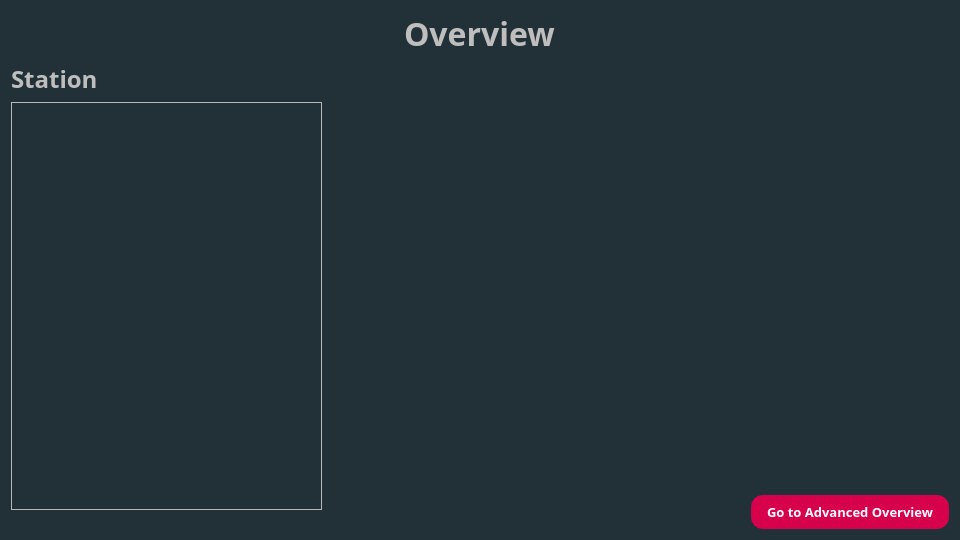
Qt form ciit/resources/ui/overview_window.ui (ionutsilviu3/CIIT) before a commit.
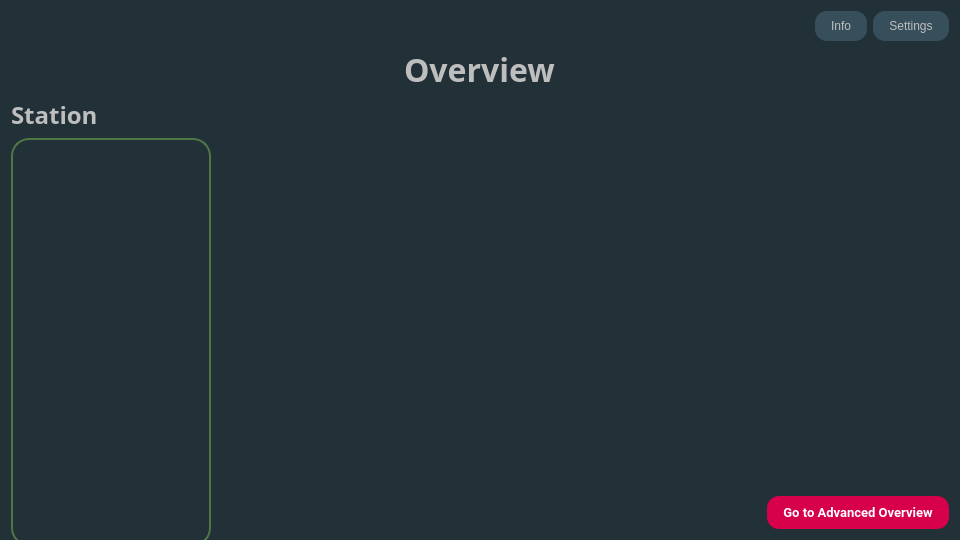
The same form after that commit.

Commit message: MVC-er app, before info, full settings

```diff
--- a/ciit/resources/ui/overview_window.ui
+++ b/ciit/resources/ui/overview_window.ui
@@ -22,9 +22,50 @@
   <property name="styleSheet">
    <string notr="true">QWidget#OverviewWidget {
 background-color: rgb(34, 48, 56);
-}</string>
+}
+
+QPushButton {
+	border-radius: 12px;
+	padding-left: 16px;
+	padding-right: 16px;
+	padding-top: 8 px;
+	padding-bottom: 8 px;
+	color: rgb(190, 190, 190);
+	background-color: rgb(55, 79, 91);
+    }</string>
   </property>
   <layout class="QVBoxLayout" name="verticalLayout">
+   <item>
+    <layout class="QHBoxLayout" name="horizontalLayout">
+     <item>
+      <spacer name="horizontalSpacer">
+       <property name="orientation">
+        <enum>Qt::Orientation::Horizontal</enum>
+       </property>
+       <property name="sizeHint" stdset="0">
+        <size>
+         <width>40</width>
+         <height>20</height>
+        </size>
+       </property>
+      </spacer>
+     </item>
+     <item>
+      <widget class="QPushButton" name="pb_info">
+       <property name="text">
+        <string>Info</string>
+       </property>
+      </widget>
+     </item>
+     <item>
+      <widget class="QPushButton" name="pb_settings">
+       <property name="text">
+        <string>Settings</string>
+       </property>
+      </widget>
+     </item>
+    </layout>
+   </item>
    <item alignment="Qt::AlignmentFlag::AlignHCenter|Qt::AlignmentFlag::AlignTop">
     <widget class="QLabel" name="lb_title">
      <property name="font">
@@ -77,46 +118,56 @@
        </property>
        <property name="minimumSize">
         <size>
-         <width>311</width>
+         <width>200</width>
          <height>408</height>
         </size>
        </property>
        <property name="maximumSize">
         <size>
-         <width>400</width>
+         <width>200</width>
          <height>16777215</height>
         </size>
        </property>
        <property name="styleSheet">
         <string notr="true">QWidget#sa_contents_buttons {
-background-color: rgb(34, 48, 56);
+    background-color: rgb(34, 48, 56);
+    border: 2px solid rgb(80, 118, 70);
+    border-radius: 18px; /* Set the border radius for rounded corners */
+    padding: 5px; /* Add some padding to ensure the contents do not touch the borders */
+    margin: 0; /* Remove any default margin */
 }
+
 QRadioButton {
-	font: 20pt Vitesco;
+	font: 24pt Vitesco;
 	color: rgb(190, 190, 190);
-    spacing: 10px;
+    spacing: 12px;
 }
 
 QRadioButton::indicator {
-    width: 20px;
-    height: 20px;
+    width: 24px;
+    height: 24px;
 	background-color: rgb(190, 190, 190);
-	border-radius: 10px;
+	border-radius: 12px;
 }
 
 QRadioButton::indicator:checked {
-   background-color: #F0E614;
+   background-color: rgb(80, 118, 70);;
+}
+
+QScrollArea {
+    border: none; /* Remove any border from the scroll area itself */
+    background-color: rgba(0, 0, 0, 0); /* Ensure the scroll area has no background */
 }
 
 QScrollBar:vertical {
-    background-color: rgba(0, 0, 0, 0);
+    background-color: rgba(0, 0, 0, 0); /* Make scrollbar background transparent */
     width: 20px;
     margin: 10px 10px 10px 0px;  /* top right bottom left */
-	border-radius: 15px;
+    border-radius: 15px;
 }
 
 QScrollBar::handle:vertical {
-	background-color: rgb(44, 62, 72);
+    background-color: rgb(44, 62, 72);
     border-radius: 5px;
 }
 
@@ -139,9 +190,10 @@
 
 QScrollBar::add-page:vertical,
 QScrollBar::sub-page:vertical {
-    
-	background-color: rgba(0, 0, 0, 0);
-}</string>
+    background-color: rgba(0, 0, 0, 0);
+}
+
+</string>
        </property>
        <property name="widgetResizable">
         <bool>true</bool>
@@ -151,10 +203,15 @@
          <rect>
           <x>0</x>
           <y>0</y>
-          <width>309</width>
-          <height>406</height>
+          <width>200</width>
+          <height>408</height>
          </rect>
         </property>
+        <property name="styleSheet">
+         <string notr="true">QWidget &gt; QRadioButton{
+padding-left: 12px;
+}</string>
+        </property>
        </widget>
       </widget>
      </item>
@@ -265,9 +322,13 @@
     <widget class="QPushButton" name="pb_advanced_overview">
      <property name="font">
       <font>
-       <family>Vitesco</family>
+       <family>Roboto</family>
        <pointsize>10</pointsize>
+       <italic>false</italic>
        <bold>true</bold>
+       <underline>false</underline>
+       <strikeout>false</strikeout>
+       <kerning>true</kerning>
       </font>
      </property>
      <property name="styleSheet">
```
Left out of the diff: 5 changed lines with no effect on the pictures. The commit also changes 34 other files.
